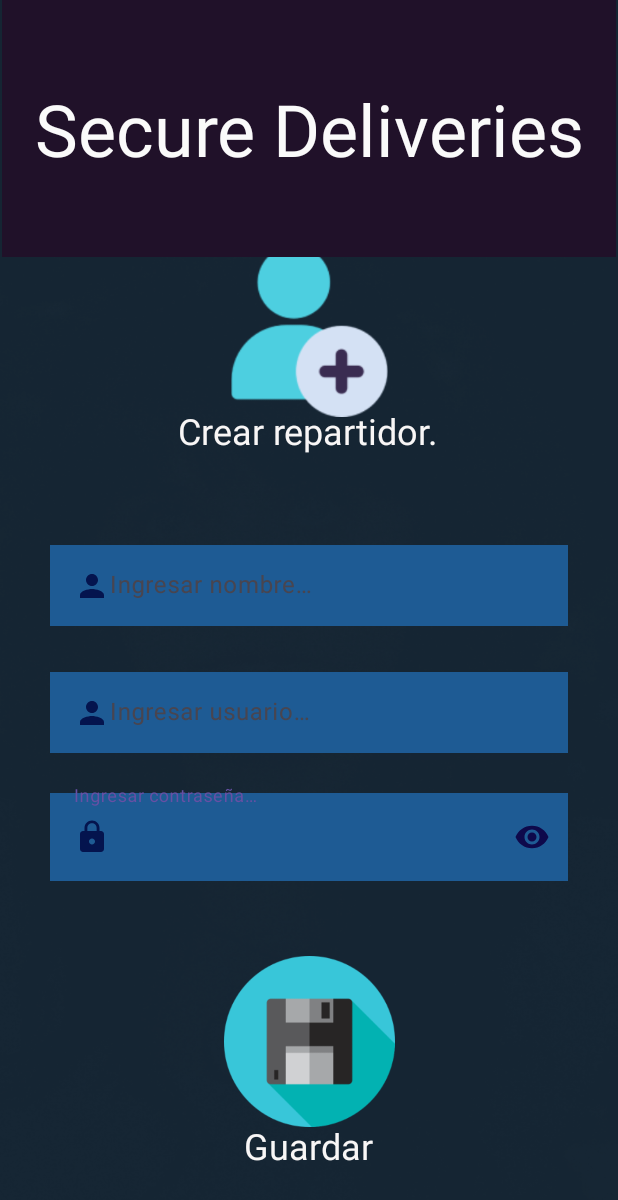
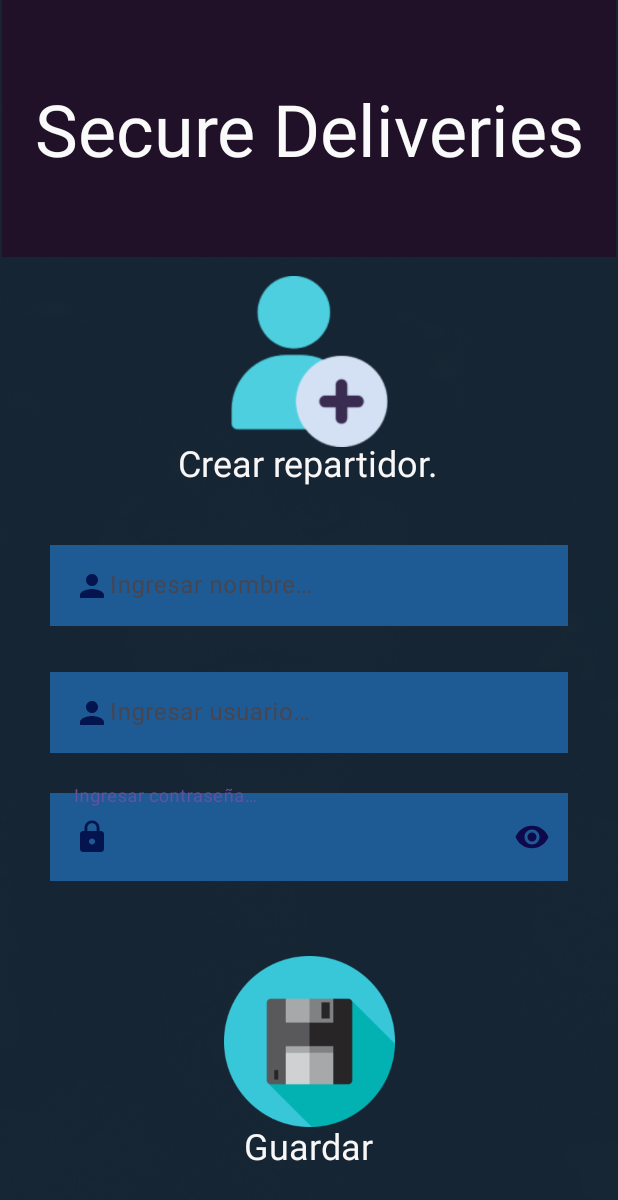
Before and after one commit to Concepline/SecureDeliveries, an Android app: the CrearRepartidor screen opened directly, with no data from a screen before it, on a phone screen of 412 x 824 dp. Shown: the top 1200 px of the screen. Run offline under Robolectric (Android 15) with nearby library versions, the light colour scheme and no system bars.

Commit message:
Se arreglo el aspecto de crear repartidor.

```diff
--- a/app/src/main/res/layout/activity_crear_repartidor.xml
+++ b/app/src/main/res/layout/activity_crear_repartidor.xml
@@ -128,7 +128,7 @@
         app:layout_constraintLeft_toLeftOf="parent"
         app:layout_constraintRight_toRightOf="parent"
         app:layout_constraintTop_toTopOf="parent"
-        app:layout_constraintVertical_bias="0.347" />
+        app:layout_constraintVertical_bias="0.374" />
 
     <ImageView
         android:id="@+id/btn_repartidor4"
@@ -140,7 +140,7 @@
         app:layout_constraintLeft_toLeftOf="parent"
         app:layout_constraintRight_toRightOf="parent"
         app:layout_constraintTop_toTopOf="parent"
-        app:layout_constraintVertical_bias="0.231"
+        app:layout_constraintVertical_bias="0.259"
         app:srcCompat="@drawable/crear_usuario" />
 
     <TextView
```
